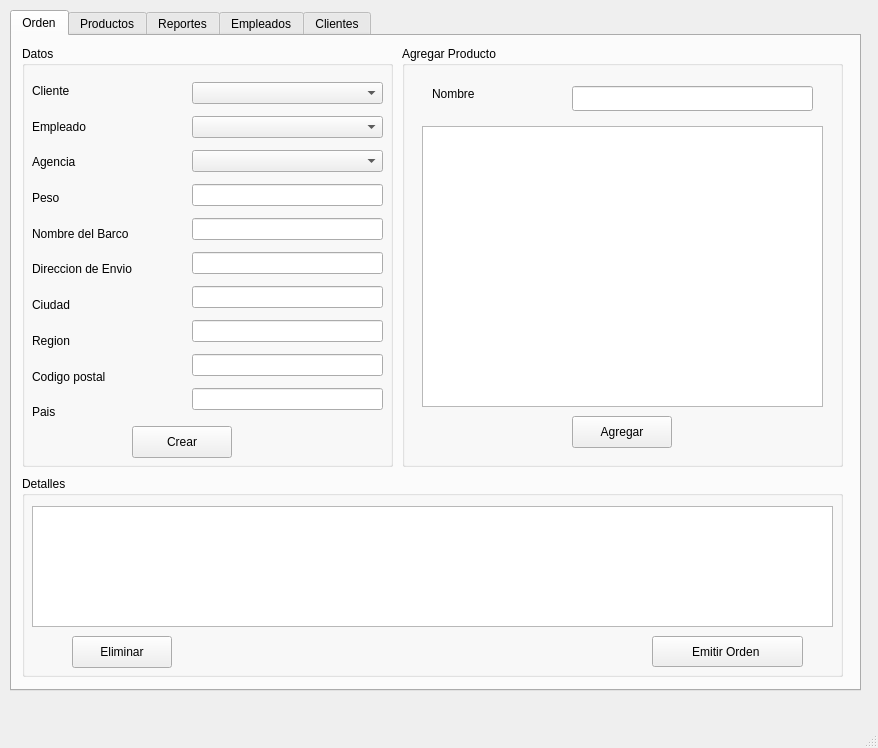
The window that mainwindow.ui (jairoaguilarts/Desktop-App-Proyect) describes before a commit, drawn with Qt 5.
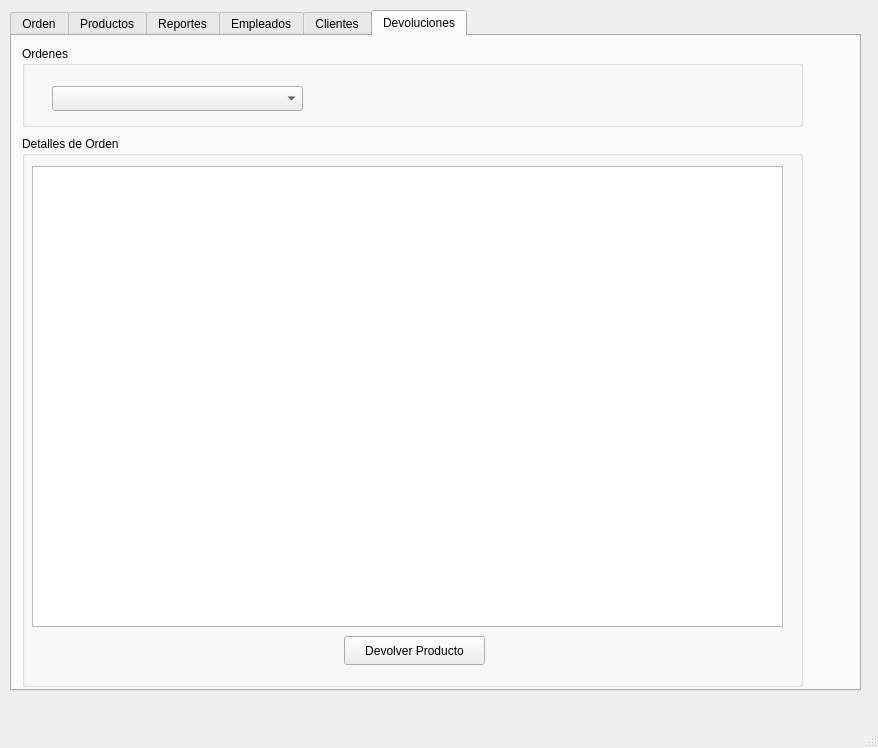
The same window after the commit.

Commit message: Agregar Devoluciones

Diff of the .ui file:
```diff
--- a/mainwindow.ui
+++ b/mainwindow.ui
@@ -27,7 +27,7 @@
      <string>&lt;html&gt;&lt;head/&gt;&lt;body&gt;&lt;p&gt;&lt;br/&gt;&lt;/p&gt;&lt;/body&gt;&lt;/html&gt;</string>
     </property>
     <property name="currentIndex">
-     <number>0</number>
+     <number>5</number>
     </property>
     <widget class="QWidget" name="tab">
      <attribute name="title">
@@ -1566,6 +1566,76 @@
       </widget>
      </widget>
     </widget>
+    <widget class="QWidget" name="tab_6">
+     <attribute name="title">
+      <string>Devoluciones</string>
+     </attribute>
+     <widget class="QGroupBox" name="groupBox_2">
+      <property name="geometry">
+       <rect>
+        <x>10</x>
+        <y>10</y>
+        <width>781</width>
+        <height>81</height>
+       </rect>
+      </property>
+      <property name="title">
+       <string>Ordenes</string>
+      </property>
+      <widget class="QComboBox" name="CB_Ordenes">
+       <property name="geometry">
+        <rect>
+         <x>30</x>
+         <y>40</y>
+         <width>251</width>
+         <height>25</height>
+        </rect>
+       </property>
+      </widget>
+     </widget>
+     <widget class="QGroupBox" name="groupBox_17">
+      <property name="geometry">
+       <rect>
+        <x>10</x>
+        <y>100</y>
+        <width>781</width>
+        <height>551</height>
+       </rect>
+      </property>
+      <property name="title">
+       <string>Detalles de Orden</string>
+      </property>
+      <widget class="QPushButton" name="PB_Devolver">
+       <property name="geometry">
+        <rect>
+         <x>322</x>
+         <y>500</y>
+         <width>141</width>
+         <height>29</height>
+        </rect>
+       </property>
+       <property name="text">
+        <string>Devolver Producto</string>
+       </property>
+      </widget>
+      <widget class="QTableWidget" name="TB_DetallesOrden">
+       <property name="geometry">
+        <rect>
+         <x>10</x>
+         <y>30</y>
+         <width>751</width>
+         <height>461</height>
+        </rect>
+       </property>
+       <property name="selectionMode">
+        <enum>QAbstractItemView::SingleSelection</enum>
+       </property>
+       <property name="selectionBehavior">
+        <enum>QAbstractItemView::SelectRows</enum>
+       </property>
+      </widget>
+     </widget>
+    </widget>
    </widget>
   </widget>
   <widget class="QMenuBar" name="menubar">
```
Left out of the diff: 2 changed lines with no effect on the pictures. The commit also changes 3 other files.
